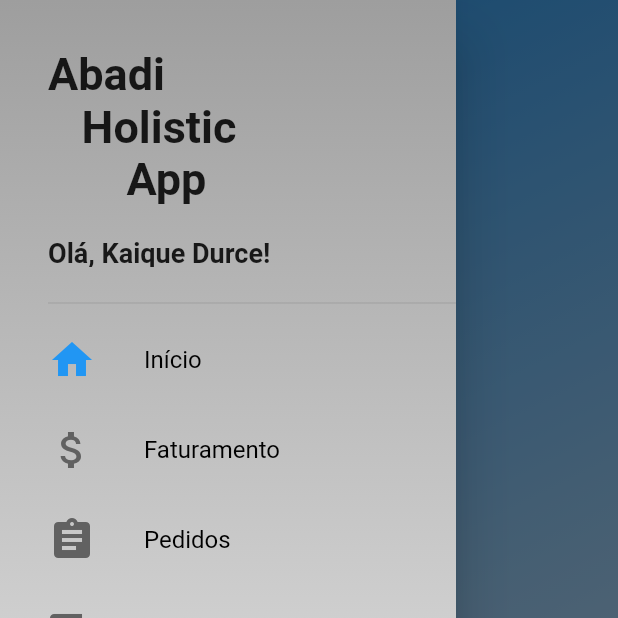
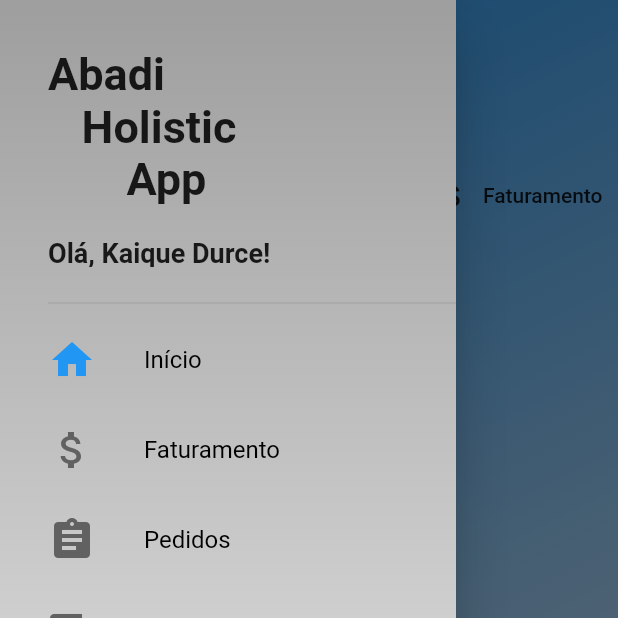
Before and after one commit to DurceK/holistic_abadi_app, a Flutter app: the MenuPage screen opened directly, with the side drawer open, on a phone screen of 412 x 824 dp, the top half of it. Run offline on Flutter 3.47's test engine with Material 2 defaults, Android fonts, the phone set to English and light mode, and no system bars; our stand-ins replace charts_flutter.

Commit message:
Revert "Dev"

```diff
--- a/lib/main.dart
+++ b/lib/main.dart
@@ -1,10 +1,11 @@
 import 'package:flutter/material.dart';
 import 'package:holistic_abadi_app/ui/home.dart';
-
+import 'package:holistic_abadi_app/ui/menu_page.dart';
+import 'package:holistic_abadi_app/ui/menu_tab.dart';
 
 void main() {
   runApp(MaterialApp(
-      home: Home(),
+      home: MenuPage(),
     theme: ThemeData(hintColor: Colors.blueAccent,
     ),
     debugShowCheckedModeBanner: false,
--- a/lib/tiles/drawer_tile.dart
+++ b/lib/tiles/drawer_tile.dart
@@ -5,7 +5,7 @@ class DrawerTile extends StatelessWidget {
    final PageController controller;
    final int page;
 
-   DrawerTile(this.text, this.controller, this.page, [this.icon]);
+   DrawerTile(this.icon,this.text,this.controller,this.page);
   @override
   Widget build(BuildContext context) {
     return Material(
--- a/lib/ui/menu_page.dart
+++ b/lib/ui/menu_page.dart
@@ -1,7 +1,6 @@
 import 'package:flutter/material.dart';
 import 'package:holistic_abadi_app/ui/menu_tab.dart';
 import 'package:holistic_abadi_app/ui/pedido_page.dart';
-import 'package:holistic_abadi_app/ui/pedido_pagetest.dart';
 import 'package:holistic_abadi_app/widgets/custom_drawer.dart';//HOME SCREEN
 class  MenuPage extends StatelessWidget {
   final _pageController = PageController();
--- a/lib/ui/menu_tab.dart
+++ b/lib/ui/menu_tab.dart
@@ -1,51 +1,59 @@
-
 import 'package:flutter/material.dart';
-
 class MenuTab extends StatelessWidget {
   @override
   Widget build(BuildContext context) {
+
     Widget _buildBodyBack() => Container(
       decoration: BoxDecoration(
         gradient: LinearGradient(
-                  colors: [Colors.blue, Colors.white],
+            colors:[ Colors.blue,
+            Colors.white
+            ],
           begin: Alignment.topLeft,
-                  end: Alignment.bottomRight)),
+            end: Alignment.bottomRight
+        )
+      ),
+
     );
 
     return Stack(
       children: <Widget>[
         _buildBodyBack(),
+
         CustomScrollView(
+
           slivers: <Widget>[
+
             SliverAppBar(
               floating: true,
               snap: true,
-              backgroundColor: Colors.transparent,
+              backgroundColor:  Colors.transparent,
               elevation: 0.0,
               flexibleSpace: FlexibleSpaceBar(
                 title: const Text("Início"),
                 centerTitle: true,
               ),
             ),
-            /*SliverGrid(
+
+            SliverGrid(
               gridDelegate: SliverGridDelegateWithMaxCrossAxisExtent(
-                    maxCrossAxisExtent: 250.0,
-                    mainAxisSpacing: 10.0,
-                    crossAxisSpacing: 10.0,
-                  childAspectRatio: 4.0,
+                maxCrossAxisExtent: 200.0,
+                mainAxisSpacing: 5.0,
+                crossAxisSpacing: 5.0,
+                childAspectRatio: 0.9,
               ),
-                delegate: SliverChildBuilderDelegate((BuildContext context,int index){
-                  return Container(
-                    alignment: Alignment.center,
-                    color: Colors.teal[4 * (index % 9)],
-                    child: Text('Célula $index'),
-                  );
+              delegate: SliverChildBuilderDelegate(
+                    (BuildContext context, int index) {
+
+                  return FlatButton.icon(onPressed: (){}, icon: Icon(Icons.attach_money), label: Text("Faturamento"));
                 },
-                  childCount: 4,
+                childCount:4,
               ),
-            )*/
+            )
+
           ],
         ),
+
       ],
     );
   }
--- a/lib/ui/pedido_graph.dart
+++ b/lib/ui/pedido_graph.dart
@@ -52,10 +52,8 @@ class PedidoGraph extends StatelessWidget {
     );
     return Scaffold(
       appBar: AppBar(
-        title: Text("Gráficos de Pedidos",),
-
+        title: Text("Gráficos de Pedidos"),
         centerTitle: true,
-        backgroundColor: Colors.blueAccent,
 
       ),
       body: Center(
@@ -63,6 +61,7 @@ class PedidoGraph extends StatelessWidget {
           children: <Widget>[
            Padding(
             padding: EdgeInsets.all(20),
+
           ),
            Text("Status Diário do Pedido"),
             SizedBox(
--- a/lib/ui/pedido_page.dart
+++ b/lib/ui/pedido_page.dart
@@ -4,7 +4,7 @@ import 'package:flutter/material.dart';
 import 'package:holistic_abadi_app/ui/pedido_graph.dart';
 import 'package:http/http.dart' as http;
 
-const request = "http://172.20.49.50:8972/pedidos/pedidosbase";
+const request = servidor;
 String base;
 String _search;
 
@@ -112,7 +112,7 @@ class _PedidoPageState extends State<PedidoPage> {
                                       builder: (context) => PedidoGraph()));
                                 },
                                 trailing: Icon(
-                                  Icons.traffic,
+                                  Icons.thumb_up,
                                   size: 45,
                                 ),
                                 contentPadding:
--- a/lib/widgets/custom_drawer.dart
+++ b/lib/widgets/custom_drawer.dart
@@ -62,12 +62,12 @@ class CustomDrawer extends StatelessWidget {
                   ],
                 ),
               ),
-              Divider(),
-              DrawerTile("Início",pageController,0,Icons.home),
-              DrawerTile("Faturamento",pageController,1,Icons.attach_money),
-              DrawerTile("Pedidos",pageController,2,Icons.assignment),
-              DrawerTile("Frete",pageController,3,Icons.local_shipping),
-              DrawerTile("Estoque",pageController,4,Icons.local_gas_station),
+              Divider( ),
+              DrawerTile(Icons.home,"Início",pageController,0),
+              DrawerTile(Icons.attach_money,"Faturamento",pageController,1),
+              DrawerTile(Icons.assignment,"Pedidos",pageController,2),
+              DrawerTile(Icons.local_shipping,"Frete",pageController,3),
+              DrawerTile(Icons.local_gas_station,"Estoque",pageController,4),
               Divider(),
               Container(
                 color: Colors.transparent,
```
Also changed, not shown: lib/ui/criaLista.dart (deleted, +0 -33 lines), lib/ui/grid_page.dart (+13 -11 lines), lib/ui/home.dart (+43 -41 lines), lib/ui/pedido_pagetest.dart (deleted, +0 -98 lines). Lines whose indentation alone changed are shown as unchanged.
